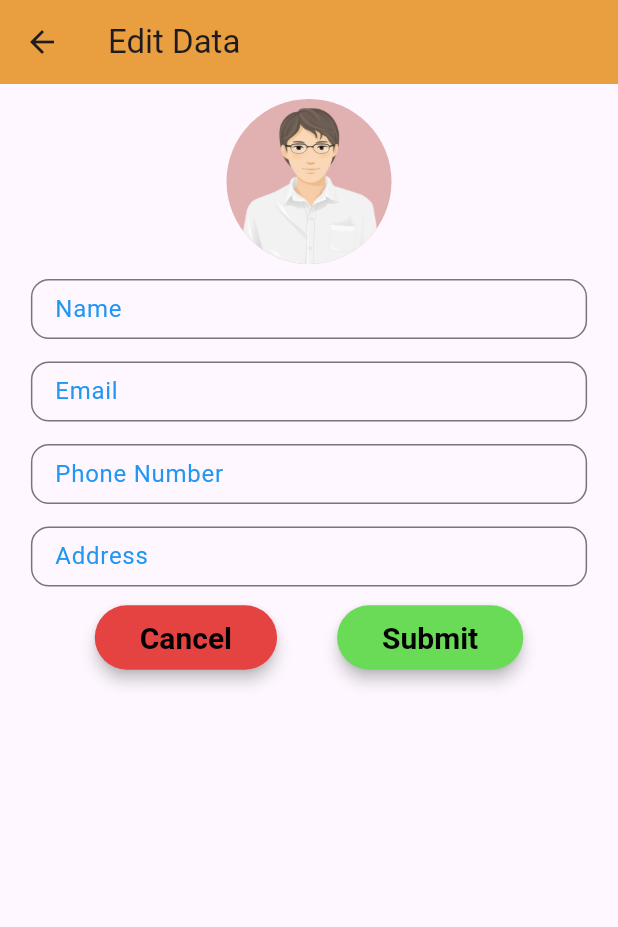
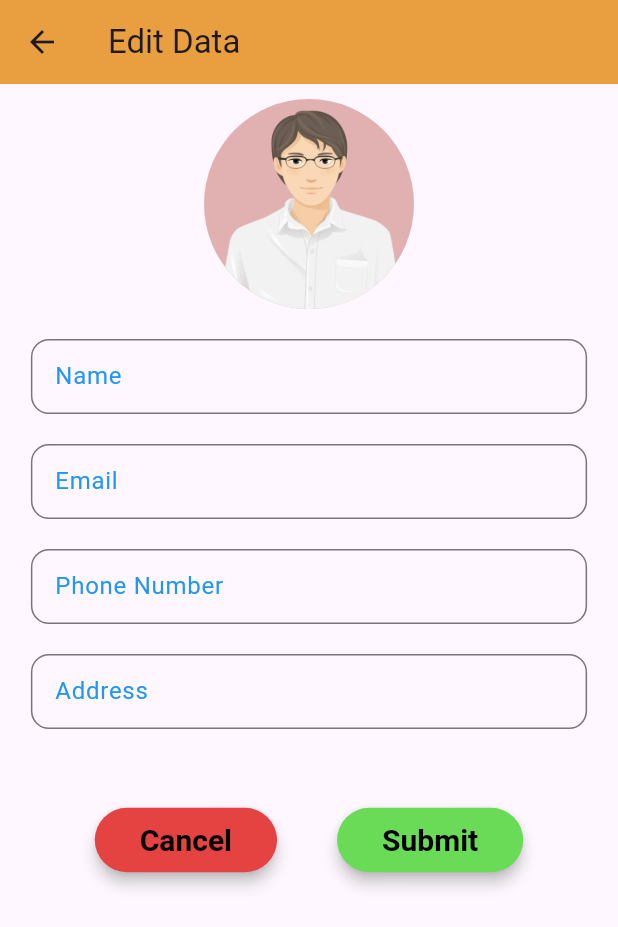
Before and after one commit to siddhantnilange-coditas/Flutter-Assignment-6, a Flutter app: the screen it shows after launch, after a tap on "Add", on a phone screen of 412 x 824 dp. Shown: the top 927 px of the screen. Run offline on Flutter 3.47's test engine with Material 3 defaults, Android fonts, the light colour scheme and no system bars.

Commit message:
SetState init

```diff
--- a/lib/main.dart
+++ b/lib/main.dart
@@ -5,15 +5,10 @@ import "package:magical_change/screens/start_screen.dart";
 void main(){
 
   runApp(
-      const MaterialApp(
+       const MaterialApp(
 
-      debugShowCheckedModeBanner: false,
       home: StartScreen(),
-      // theme: ThemeData(
-      //   textTheme: GoogleFonts.openSansTextTheme(
-      //     Theme.of(context).textTheme,
-      //   ),
-      // ),
+
      )
   );
 }
--- a/lib/screens/edit_data.dart
+++ b/lib/screens/edit_data.dart
@@ -48,18 +48,20 @@ class EditUsersScreenState extends State<EditUsersScreen> {
   @override
   Widget build(BuildContext context) {
     return Scaffold(
+
       appBar: AppBar(
         backgroundColor: const Color.fromARGB(255, 233, 159, 63),
         title: const Text('Edit Data'),
       ),
-      body: Padding(
+      body: SingleChildScrollView(
+        child: Padding(
           padding: const EdgeInsets.all(10.0),
           child: Column(
-          mainAxisAlignment: MainAxisAlignment.start,
+            // mainAxisAlignment: MainAxisAlignment.spaceBetween,
             children: [
               Container(
-              height: 110,
-              width: 110,
+                height: 140,
+                width: 140,
                 decoration: const BoxDecoration(
                   color: Color.fromARGB(255, 225, 177, 177),
                   shape: BoxShape.circle,
@@ -69,9 +71,9 @@ class EditUsersScreenState extends State<EditUsersScreen> {
                   ),
                 ),
               ),
-            SizedBox(height: 10,),
+              SizedBox(height: 20,),
               Container(
-              height: 40,
+                height: 50,
                 width: MediaQuery.of(context).size.width * 0.9,
 
                 child: TextField(
@@ -90,9 +92,9 @@ class EditUsersScreenState extends State<EditUsersScreen> {
                   ),
                 ),
               ),
-            const SizedBox(height: 15,),
+              SizedBox(height: 20,),
               Container(
-               height: 40,
+                height: 50,
                 width: MediaQuery.of(context).size.width * 0.9,
 
                 child: TextField(
@@ -111,9 +113,9 @@ class EditUsersScreenState extends State<EditUsersScreen> {
                   ),
                 ),
               ),
-            const SizedBox(height: 15,),
+              SizedBox(height: 20,),
               Container(
-               height: 40,
+                height: 50,
                 width: MediaQuery.of(context).size.width * 0.9,
 
                 child: TextField(
@@ -133,9 +135,9 @@ class EditUsersScreenState extends State<EditUsersScreen> {
                   ),
                 ),
               ),
-            const SizedBox(height: 15,),
+              SizedBox(height: 20,),
               Container(
-               height: 40,
+                height: 50,
                 width: MediaQuery.of(context).size.width * 0.9,
 
                 child: TextField(
@@ -155,7 +157,7 @@ class EditUsersScreenState extends State<EditUsersScreen> {
                 ),
               ),
               const SizedBox(
-              height: 10,
+                height: 50,
               ),
               Row(
                 mainAxisAlignment: MainAxisAlignment.center,
@@ -208,6 +210,7 @@ class EditUsersScreenState extends State<EditUsersScreen> {
             ],
           ),
         ),
+      ),
     );
   }
 }
--- a/lib/user_item.dart
+++ b/lib/user_item.dart
@@ -45,7 +45,7 @@ class _UserItemState extends State<UserItem> {
         child: Card(
 
           elevation: 4,
-          color: const Color.fromARGB(255, 255, 255, 255),
+          color: const Color.fromARGB(255, 249, 244, 244),
           child: Row(
             children: [
               Column(
```
Lines whose indentation alone changed are shown as unchanged.
